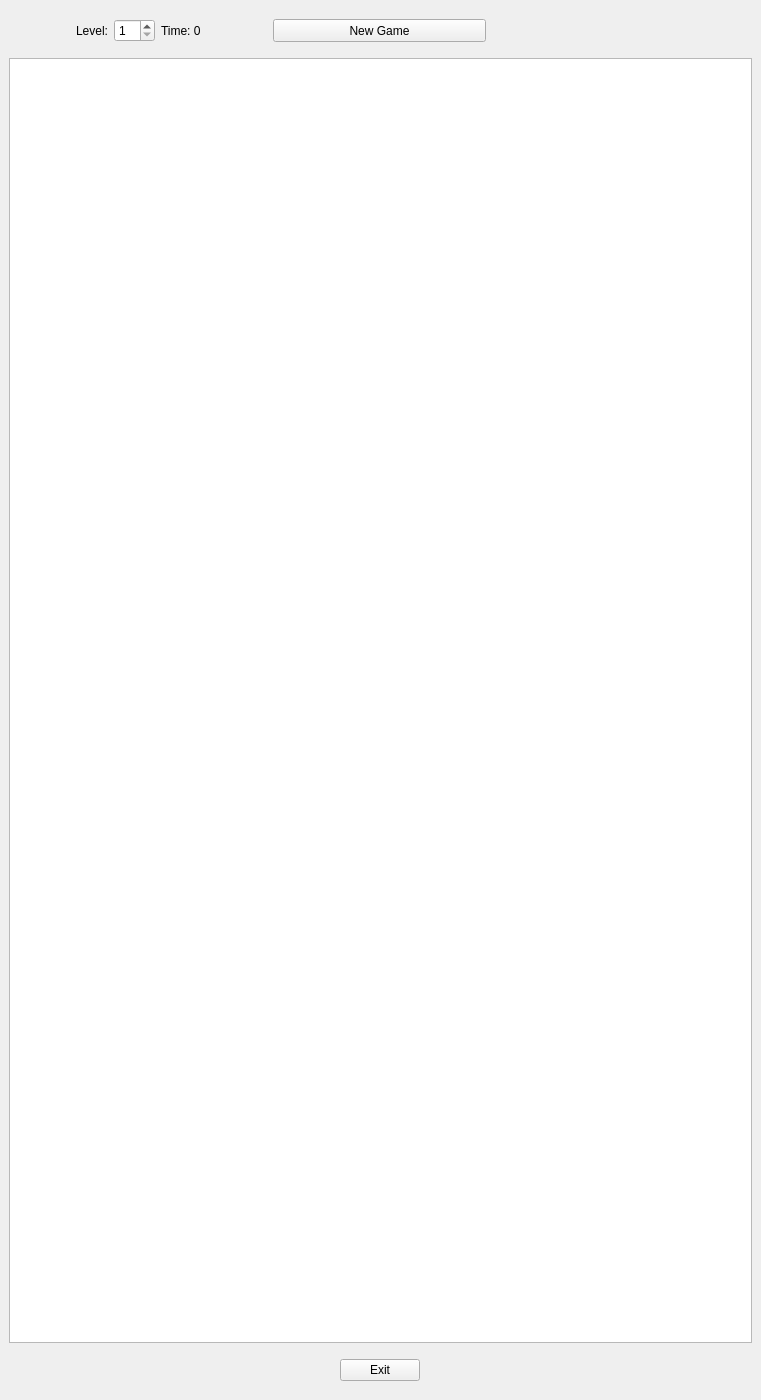
Old version of the form MainWindowUI.ui in the repository Jonnnnh/Digital_Grasshopper.
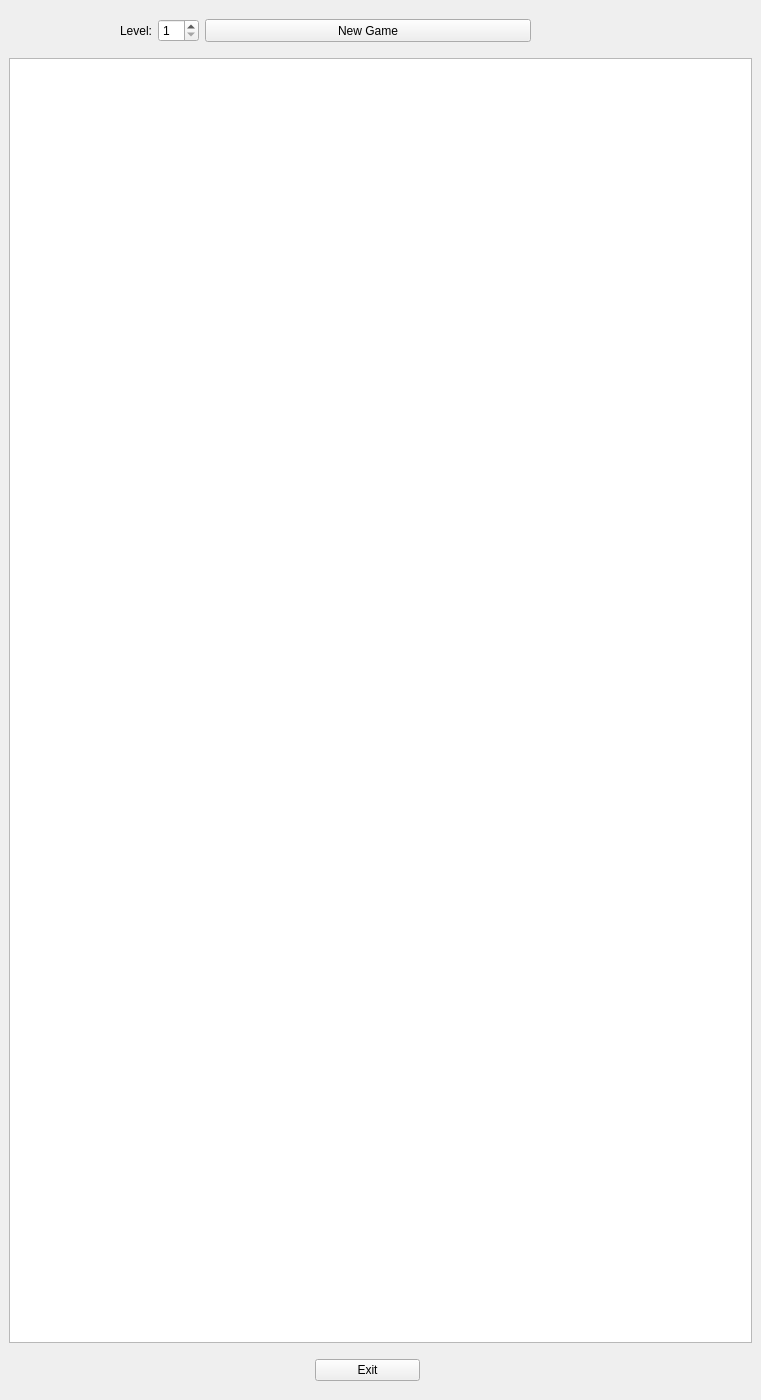
New version of the form.

Commit message: Fixed drawing logic

```diff
--- a/MainWindowUI.ui
+++ b/MainWindowUI.ui
@@ -39,40 +39,20 @@
   </property>
   <widget class="QWidget" name="centralwidget">
    <layout class="QGridLayout" name="gridLayout">
-    <item row="5" column="0" colspan="6">
-     <spacer name="horizontalSpacer_2">
+    <item row="4" column="5">
+     <spacer name="verticalSpacer">
       <property name="orientation">
-       <enum>Qt::Horizontal</enum>
+       <enum>Qt::Vertical</enum>
       </property>
       <property name="sizeHint" stdset="0">
        <size>
-        <width>40</width>
-        <height>20</height>
+        <width>20</width>
+        <height>10</height>
        </size>
       </property>
      </spacer>
     </item>
-    <item row="5" column="7" colspan="5">
-     <spacer name="horizontalSpacer">
-      <property name="orientation">
-       <enum>Qt::Horizontal</enum>
-      </property>
-      <property name="sizeHint" stdset="0">
-       <size>
-        <width>40</width>
-        <height>20</height>
-       </size>
-      </property>
-     </spacer>
-    </item>
-    <item row="5" column="6">
-     <widget class="QPushButton" name="pushButton_2">
-      <property name="text">
-       <string>Exit</string>
-      </property>
-     </widget>
-    </item>
-    <item row="3" column="0" colspan="12">
+    <item row="5" column="0" colspan="8">
      <widget class="QTableView" name="tableView">
       <property name="sizePolicy">
        <sizepolicy hsizetype="Expanding" vsizetype="Expanding">
@@ -91,8 +71,24 @@
       </attribute>
      </widget>
     </item>
-    <item row="2" column="6">
-     <spacer name="verticalSpacer">
+    <item row="10" column="4">
+     <spacer name="verticalSpacer_2">
+      <property name="orientation">
+       <enum>Qt::Vertical</enum>
+      </property>
+      <property name="sizeType">
+       <enum>QSizePolicy::Fixed</enum>
+      </property>
+      <property name="sizeHint" stdset="0">
+       <size>
+        <width>10</width>
+        <height>10</height>
+       </size>
+      </property>
+     </spacer>
+    </item>
+    <item row="2" column="4">
+     <spacer name="verticalSpacer_4">
       <property name="orientation">
        <enum>Qt::Vertical</enum>
       </property>
@@ -104,7 +100,7 @@
       </property>
      </spacer>
     </item>
-    <item row="1" column="1">
+    <item row="3" column="1">
      <widget class="QLabel" name="label">
       <property name="sizePolicy">
        <sizepolicy hsizetype="Fixed" vsizetype="Preferred">
@@ -117,21 +113,47 @@
       </property>
      </widget>
     </item>
-    <item row="6" column="6">
-     <spacer name="verticalSpacer_2">
+    <item row="3" column="2">
+     <widget class="QSpinBox" name="spinBox">
+      <property name="sizePolicy">
+       <sizepolicy hsizetype="Fixed" vsizetype="Fixed">
+        <horstretch>0</horstretch>
+        <verstretch>0</verstretch>
+       </sizepolicy>
+      </property>
+      <property name="minimum">
+       <number>1</number>
+      </property>
+     </widget>
+    </item>
+    <item row="7" column="4">
+     <spacer name="verticalSpacer_3">
       <property name="orientation">
        <enum>Qt::Vertical</enum>
       </property>
+      <property name="sizeType">
+       <enum>QSizePolicy::Fixed</enum>
+      </property>
       <property name="sizeHint" stdset="0">
        <size>
-        <width>20</width>
+        <width>10</width>
         <height>10</height>
        </size>
       </property>
      </spacer>
     </item>
-    <item row="1" column="5" colspan="3">
+    <item row="8" column="4">
+     <widget class="QPushButton" name="pushButton_2">
+      <property name="text">
+       <string>Exit</string>
+      </property>
+     </widget>
+    </item>
+    <item row="3" column="3" colspan="3">
      <layout class="QHBoxLayout" name="horizontalLayout_5">
+      <property name="sizeConstraint">
+       <enum>QLayout::SetNoConstraint</enum>
+      </property>
       <item>
        <widget class="QPushButton" name="pushButton">
         <property name="sizePolicy">
@@ -195,61 +217,6 @@
       </item>
      </layout>
     </item>
-    <item row="1" column="2">
-     <widget class="QSpinBox" name="spinBox">
-      <property name="sizePolicy">
-       <sizepolicy hsizetype="Fixed" vsizetype="Fixed">
-        <horstretch>0</horstretch>
-        <verstretch>0</verstretch>
-       </sizepolicy>
-      </property>
-      <property name="minimum">
-       <number>1</number>
-      </property>
-     </widget>
-    </item>
-    <item row="4" column="6">
-     <spacer name="verticalSpacer_3">
-      <property name="orientation">
-       <enum>Qt::Vertical</enum>
-      </property>
-      <property name="sizeHint" stdset="0">
-       <size>
-        <width>20</width>
-        <height>10</height>
-       </size>
-      </property>
-     </spacer>
-    </item>
-    <item row="1" column="3">
-     <widget class="QLabel" name="label_2">
-      <property name="enabled">
-       <bool>true</bool>
-      </property>
-      <property name="sizePolicy">
-       <sizepolicy hsizetype="Fixed" vsizetype="Preferred">
-        <horstretch>0</horstretch>
-        <verstretch>0</verstretch>
-       </sizepolicy>
-      </property>
-      <property name="text">
-       <string>Time: 0</string>
-      </property>
-     </widget>
-    </item>
-    <item row="0" column="6">
-     <spacer name="verticalSpacer_4">
-      <property name="orientation">
-       <enum>Qt::Vertical</enum>
-      </property>
-      <property name="sizeHint" stdset="0">
-       <size>
-        <width>20</width>
-        <height>10</height>
-       </size>
-      </property>
-     </spacer>
-    </item>
    </layout>
   </widget>
  </widget>
```
The commit also changes 2 other files.
